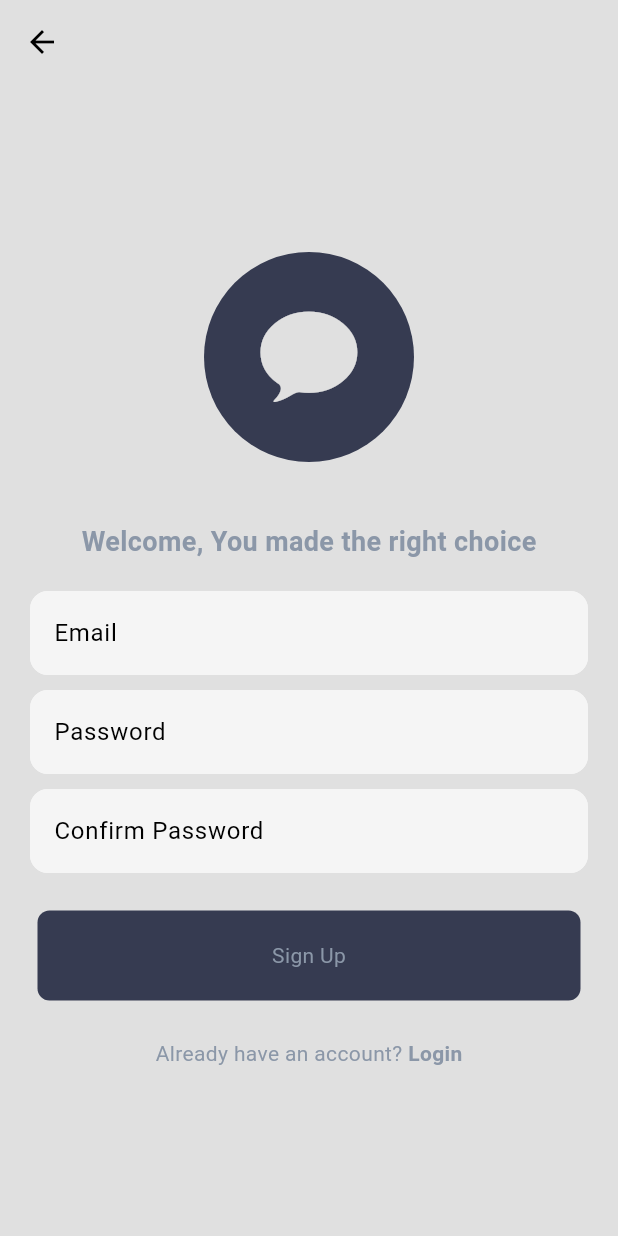
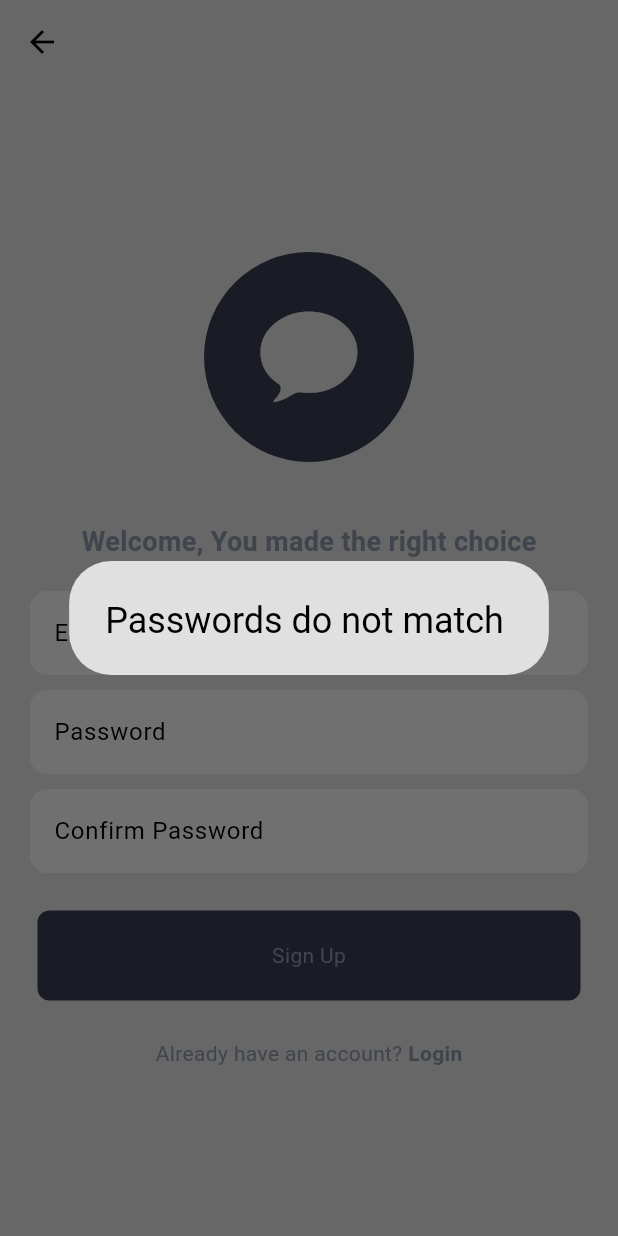
Before and after one commit to nuel232/modern-Chat-App, a Flutter app: the RegisterPage screen opened directly with empty values, after a tap on "Sign Up", on a phone screen of 412 x 824 dp. Run offline on Flutter 3.47's test engine with Material 3 defaults, Android fonts, the phone set to English and light mode, and no system bars; our stand-ins replace firebase_auth, firebase_core, font_awesome_flutter, google_nav_bar; accounts and stored records are empty.

Commit message:
Refactor registration logic to include password confirmation, add ThemeProvider for theme management, and fix import paths in main and settings pages.

```diff
--- a/lib/pages/register_page.dart
+++ b/lib/pages/register_page.dart
@@ -3,6 +3,7 @@ import 'package:flutter/material.dart';
 import 'package:font_awesome_flutter/font_awesome_flutter.dart';
 import 'package:modern_chat_app/components/my_button.dart';
 import 'package:modern_chat_app/components/my_textfield.dart';
+import 'package:modern_chat_app/services/auth/auth_service.dart';
 
 class RegisterPage extends StatelessWidget {
   final void Function()? onTap;
@@ -13,7 +14,31 @@ class RegisterPage extends StatelessWidget {
   TextEditingController ConfirmPasswordController = TextEditingController();
   TextEditingController passwordController = TextEditingController();
 
-  void register() {}
+  void signUp(BuildContext context) {
+    //auth serve
+    final _auth = AuthService();
+
+    //confirm password are the same
+    if (passwordController == ConfirmPasswordController) {
+      try {
+        _auth.signUpiWithEmailAndPassword(
+          emailController.text,
+          passwordController.text,
+        );
+      } catch (e) {
+        showDialog(
+          context: context,
+          builder: (context) => AlertDialog(title: Text(e.toString())),
+        );
+      }
+    } else {
+      showDialog(
+        context: context,
+        builder: (context) =>
+            AlertDialog(title: Text('Passwords do not match ')),
+      );
+    }
+  }
 
   @override
   Widget build(BuildContext context) {
@@ -81,7 +106,7 @@ class RegisterPage extends StatelessWidget {
                 SizedBox(height: 25),
 
                 //login button
-                MyButton(text: 'Sign Up', onTap: () {}),
+                MyButton(text: 'Sign Up', onTap: () => signUp(context)),
 
                 SizedBox(height: 25),
 
--- a/lib/pages/settings_page.dart
+++ b/lib/pages/settings_page.dart
@@ -1,7 +1,7 @@
 import 'package:flutter/cupertino.dart';
 import 'package:flutter/material.dart';
 import 'package:modern_chat_app/services/auth/auth_service.dart';
-import 'package:modern_chat_app/services/theme/theme_prvider.dart';
+import 'package:modern_chat_app/services/theme/theme_provider.dart';
 import 'package:provider/provider.dart';
 
 class SettingsPage extends StatelessWidget {
```
Also changed, not shown: lib/main.dart (+2 -7 lines), lib/services/theme/theme_provider.dart (renamed from lib/services/theme/theme_prvider.dart).
